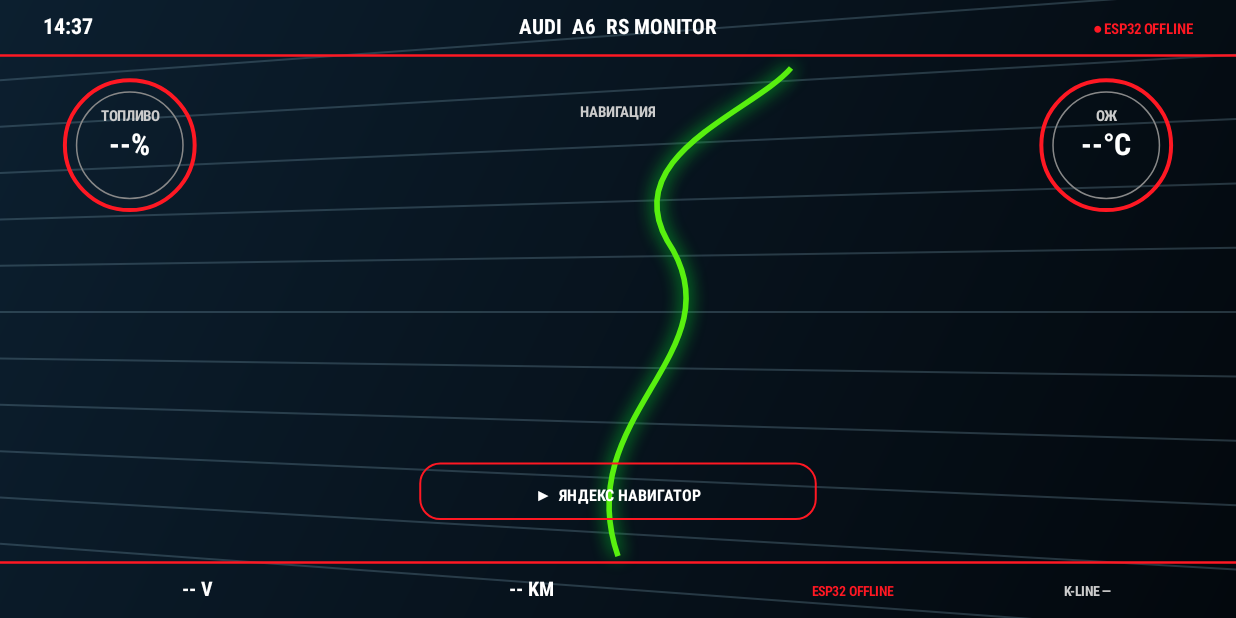
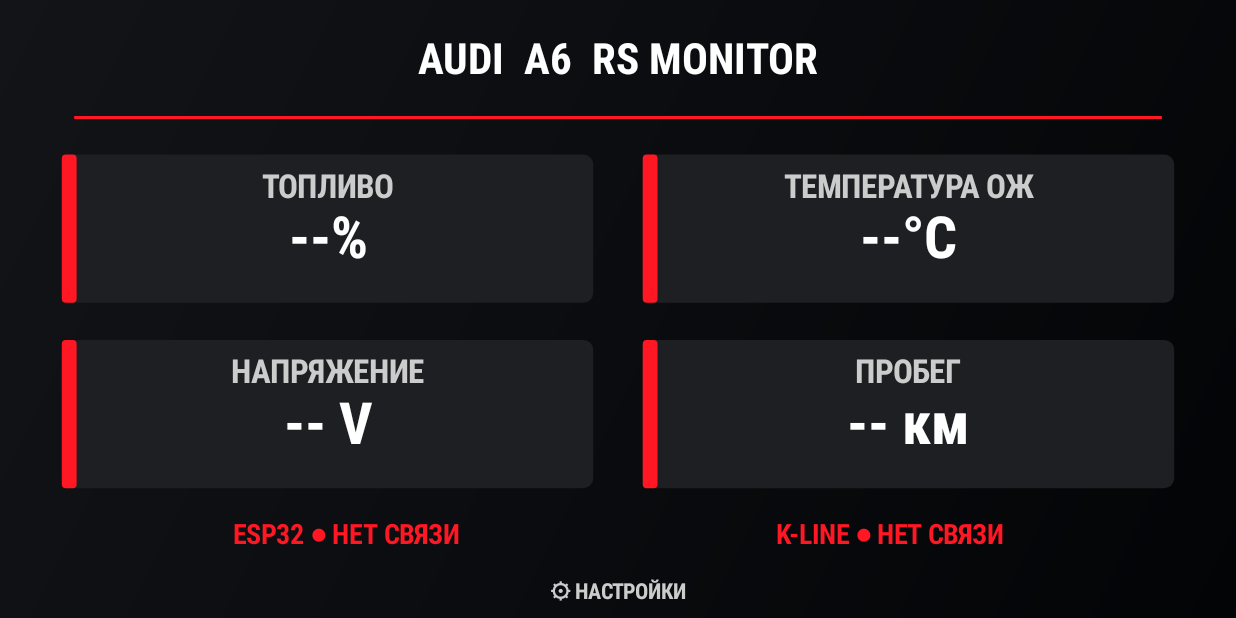
Before and after one commit to alekssed15-droid/AudiA6RSMonitor, an Android app: the screen it shows after launch (MainActivity), on a phone screen of 824 x 412 dp (held sideways). Run offline under Robolectric (Android 15) with nearby library versions, the phone set to English and light mode, and no system bars.

Commit message:
Redesign monitor for Android split-screen side panel

```diff
--- a/app/src/main/java/ru/a6rs/monitor/MainActivity.kt
+++ b/app/src/main/java/ru/a6rs/monitor/MainActivity.kt
@@ -21,7 +21,8 @@ class MainActivity : Activity() {
     private var pass = ""
     override fun onCreate(savedInstanceState: Bundle?) {
         super.onCreate(savedInstanceState)
-        window.decorView.systemUiVisibility = 5894 or 1024 or 512 or 4096
+        // Do not force immersive fullscreen: Android needs normal window controls for split-screen.
+        window.decorView.systemUiVisibility = View.SYSTEM_UI_FLAG_LAYOUT_STABLE
         val pref = getSharedPreferences("cfg", 0)
         host = pref.getString("host", host) ?: host
         user = pref.getString("user", user) ?: user
@@ -79,50 +80,88 @@ class Dash(ctx: android.content.Context, val nav: () -> Unit, val cfg: () -> Uni
     private val white = Color.WHITE
     private val green = Color.rgb(0, 235, 45)
     fun set(d: Telemetry) { data = d; postInvalidate() }
+
     override fun onDraw(c: Canvas) {
-        val w = width.toFloat(); val h = height.toFloat()
-        c.drawColor(Color.rgb(4, 8, 14))
-        p.shader = LinearGradient(0f, 0f, w, h, Color.rgb(12, 31, 47), Color.rgb(3, 8, 13), Shader.TileMode.CLAMP)
+        val w = width.toFloat()
+        val h = height.toFloat()
+        c.drawColor(Color.rgb(5, 6, 9))
+        val narrow = w / h < 0.95f
+        if (narrow) drawSidePanel(c, w, h) else drawWidePanel(c, w, h)
+    }
+
+    private fun drawSidePanel(c: Canvas, w: Float, h: Float) {
+        val pad = w * .075f
+        val left = pad
+        val right = w - pad
+        val headerH = h * .105f
+        p.shader = LinearGradient(0f, 0f, w, h, Color.rgb(20, 20, 23), Color.rgb(3, 4, 6), Shader.TileMode.CLAMP)
         c.drawRect(0f, 0f, w, h, p); p.shader = null
-        p.color = Color.argb(75, 120, 155, 175); p.strokeWidth = 2f
-        for (i in 0..10) { val y = h*(.13f+i*.075f); c.drawLine(0f,y,w,y+((i-5)*18),p) }
-        p.color = Color.rgb(88, 240, 15); p.strokeWidth = h*.009f; p.style = Paint.Style.STROKE
-        p.setShadowLayer(14f,0f,0f,green)
-        val path = Path().apply { moveTo(w*.50f,h*.90f); cubicTo(w*.46f,h*.67f,w*.60f,h*.57f,w*.54f,h*.39f); cubicTo(w*.50f,h*.25f,w*.61f,h*.18f,w*.64f,h*.11f) }
-        c.drawPath(path,p); p.clearShadowLayer(); p.style = Paint.Style.FILL
-        label(c,"14:37",w*.035f,h*.055f,h*.035f,white,true)
-        label(c,"AUDI  A6  RS MONITOR",w*.5f,h*.055f,h*.034f,white,true,Paint.Align.CENTER)
-        label(c,if(data.online) "● WIFI ONLINE" else "● ESP32 OFFLINE",w*.965f,h*.055f,h*.024f,if(data.online)green else red,true,Paint.Align.RIGHT)
-        rule(c,0f,h*.09f,w,h*.09f)
-        gauge(c,w*.105f,h*.235f,h*.105f,"ТОПЛИВО",data.fuel,"%")
-        gauge(c,w*.895f,h*.235f,h*.105f,"ОЖ",data.temp,"°C")
-        label(c,"НАВИГАЦИЯ",w*.5f,h*.19f,h*.025f,Color.LTGRAY,true,Paint.Align.CENTER)
-        p.color = red; p.style = Paint.Style.STROKE; p.strokeWidth = 2f
-        c.drawRoundRect(w*.34f,h*.75f,w*.66f,h*.84f,20f,20f,p); p.style = Paint.Style.FILL
-        label(c,"▶  ЯНДЕКС НАВИГАТОР",w*.5f,h*.81f,h*.026f,white,true,Paint.Align.CENTER)
-        rule(c,0f,h*.91f,w,h*.91f)
-        label(c,fmt(data.volt," V"),w*.16f,h*.965f,h*.033f,white,true,Paint.Align.CENTER)
-        label(c,fmt(data.odo," KM"),w*.43f,h*.965f,h*.033f,white,true,Paint.Align.CENTER)
-        label(c,if(data.online)"ESP32 ONLINE" else "ESP32 OFFLINE",w*.69f,h*.965f,h*.022f,if(data.online)green else red,true,Paint.Align.CENTER)
-        label(c,if(data.kline)"K-LINE OK" else "K-LINE —",w*.88f,h*.965f,h*.022f,if(data.kline)green else Color.LTGRAY,true,Paint.Align.CENTER)
+        p.color = red; p.strokeWidth = maxOf(2f, w * .008f); c.drawLine(left, headerH, right, headerH, p)
+        label(c, "AUDI", w*.5f, h*.045f, minOf(w*.10f,h*.035f), white, true, Paint.Align.CENTER)
+        label(c, "RS", w*.5f, h*.083f, minOf(w*.12f,h*.043f), red, true, Paint.Align.CENTER)
+
+        val top = headerH + h*.025f
+        val bottom = h*.91f
+        val gap = h*.012f
+        val cardH = (bottom - top - gap*5) / 6f
+        metricCard(c, "ТОПЛИВО", fmt(data.fuel, "%"), "FUEL", left, top, right, top+cardH, 0)
+        metricCard(c, "ТЕМП. ОЖ", fmt(data.temp, "°C"), "COOLANT", left, top+(cardH+gap), right, top+2*cardH+gap, 1)
+        metricCard(c, "НАПРЯЖЕНИЕ", fmt(data.volt, " V"), "VOLTAGE", left, top+2*(cardH+gap), right, top+3*cardH+2*gap, 2)
+        metricCard(c, "ПРОБЕГ", fmt(data.odo, " км"), "ODOMETER", left, top+3*(cardH+gap), right, top+4*cardH+3*gap, 3)
+
+        val statusY = top+4*(cardH+gap)
+        val statusH = cardH*1.35f
+        p.color = Color.rgb(32, 34, 39); c.drawRoundRect(left,statusY,right,statusY+statusH,10f,10f,p)
+        label(c, "ESP32", w*.5f, statusY+statusH*.34f, minOf(w*.085f,statusH*.22f), Color.LTGRAY,true,Paint.Align.CENTER)
+        label(c, if(data.online) "● ОНЛАЙН" else "● НЕТ СВЯЗИ", w*.5f, statusY+statusH*.68f, minOf(w*.078f,statusH*.20f), if(data.online)green else red,true,Paint.Align.CENTER)
+        val klY = statusY+statusH+gap
+        p.color = Color.rgb(32,34,39); c.drawRoundRect(left,klY,right,bottom,10f,10f,p)
+        label(c,"K-LINE",w*.5f,klY+(bottom-klY)*.38f,minOf(w*.085f,(bottom-klY)*.23f),Color.LTGRAY,true,Paint.Align.CENTER)
+        label(c,if(data.kline)"● OK" else "● НЕТ СВЯЗИ",w*.5f,klY+(bottom-klY)*.72f,minOf(w*.08f,(bottom-klY)*.22f),if(data.kline)green else red,true,Paint.Align.CENTER)
+
+        p.color=red; p.strokeWidth=maxOf(2f,w*.008f); c.drawLine(left,h*.95f,right,h*.95f,p)
+        label(c,"НАСТРОЙКИ  ⚙",w*.5f,h*.985f,minOf(w*.075f,h*.025f),Color.LTGRAY,true,Paint.Align.CENTER)
     }
-    private fun gauge(c:Canvas,x:Float,y:Float,r:Float,name:String,v:Double,unit:String) {
-        p.style=Paint.Style.STROKE;p.strokeWidth=4f;p.color=red;c.drawCircle(x,y,r,p)
-        p.strokeWidth=1.5f;p.color=Color.GRAY;c.drawCircle(x,y,r*.82f,p)
-        p.style=Paint.Style.FILL
-        label(c,name,x,y-r*.38f,r*.23f,Color.LTGRAY,true,Paint.Align.CENTER)
-        label(c,fmt(v,unit),x,y+r*.15f,r*.46f,white,true,Paint.Align.CENTER)
+
+    private fun metricCard(c:Canvas,title:String,value:String,sub:String,l:Float,t:Float,r:Float,b:Float,index:Int) {
+        p.color = Color.rgb(29,31,35); c.drawRoundRect(l,t,r,b,10f,10f,p)
+        p.color = red; c.drawRoundRect(l,t,l+maxOf(3f,width*.012f),b,4f,4f,p)
+        val cx=(l+r)*.5f
+        val titleSize=minOf(width*.075f,(b-t)*.22f)
+        val valueSize=minOf(width*.125f,(b-t)*.39f)
+        label(c,title,cx,t+(b-t)*.29f,titleSize,Color.LTGRAY,true,Paint.Align.CENTER)
+        label(c,value,cx,t+(b-t)*.70f,valueSize,white,true,Paint.Align.CENTER)
     }
+
+    private fun drawWidePanel(c: Canvas, w: Float, h: Float) {
+        p.shader = LinearGradient(0f,0f,w,h,Color.rgb(18,20,24),Color.rgb(3,4,6),Shader.TileMode.CLAMP)
+        c.drawRect(0f,0f,w,h,p); p.shader=null
+        label(c,"AUDI  A6  RS MONITOR",w*.5f,h*.12f,h*.07f,white,true,Paint.Align.CENTER)
+        p.color=red;p.strokeWidth=3f;c.drawLine(w*.06f,h*.19f,w*.94f,h*.19f,p)
+        val items=listOf(Triple("ТОПЛИВО",fmt(data.fuel,"%"),"FUEL"),Triple("ТЕМПЕРАТУРА ОЖ",fmt(data.temp,"°C"),"COOLANT"),Triple("НАПРЯЖЕНИЕ",fmt(data.volt," V"),"VOLTAGE"),Triple("ПРОБЕГ",fmt(data.odo," км"),"ODOMETER"))
+        val cardW=w*.43f; val cardH=h*.24f
+        items.forEachIndexed { i,item ->
+            val col=i%2; val row=i/2
+            val l=w*.05f+col*(cardW+w*.04f); val t=h*.25f+row*(cardH+h*.06f)
+            metricCard(c,item.first,item.second,item.third,l,t,l+cardW,t+cardH,i)
+        }
+        label(c,if(data.online)"ESP32 ● ОНЛАЙН" else "ESP32 ● НЕТ СВЯЗИ",w*.28f,h*.88f,h*.045f,if(data.online)green else red,true,Paint.Align.CENTER)
+        label(c,if(data.kline)"K-LINE ● OK" else "K-LINE ● НЕТ СВЯЗИ",w*.72f,h*.88f,h*.045f,if(data.kline)green else red,true,Paint.Align.CENTER)
+        label(c,"⚙ НАСТРОЙКИ",w*.5f,h*.97f,h*.035f,Color.LTGRAY,true,Paint.Align.CENTER)
+    }
+
     private fun fmt(v:Double,s:String)=if(v.isNaN()) "--$s" else String.format(java.util.Locale.US,"%.0f%s",v,s)
     private fun label(c:Canvas,s:String,x:Float,y:Float,size:Float,color:Int,bold:Boolean,align:Paint.Align=Paint.Align.LEFT) {
-        p.color=color;p.textSize=size;p.textAlign=align;p.typeface=if(bold) Typeface.create("sans-serif-condensed",1) else Typeface.DEFAULT;c.drawText(s,x,y,p)
+        p.color=color;p.textSize=size.coerceAtLeast(9f);p.textAlign=align;p.typeface=if(bold) Typeface.create("sans-serif-condensed",Typeface.BOLD) else Typeface.DEFAULT;c.drawText(s,x,y,p)
     }
-    private fun rule(c:Canvas,x:Float,y:Float,x2:Float,y2:Float) { p.color=red;p.strokeWidth=2.5f;c.drawLine(x,y,x2,y2,p) }
-    override fun onTouchEvent(e: android.view.MotionEvent):Boolean {
+    override fun onTouchEvent(e: MotionEvent):Boolean {
         if(e.action==MotionEvent.ACTION_UP) {
             val x=e.x/width; val y=e.y/height
-            if(y in .72f.. .88f && x in .30f.. .70f) nav()
-            else if(y<.10f && x>.90f) cfg()
-        }; return true
+            if (width.toFloat()/height.toFloat() < .95f) {
+                if (y > .94f) cfg()
+            } else if (y > .91f) cfg()
+            return true
+        }
+        return true
     }
 }
```
